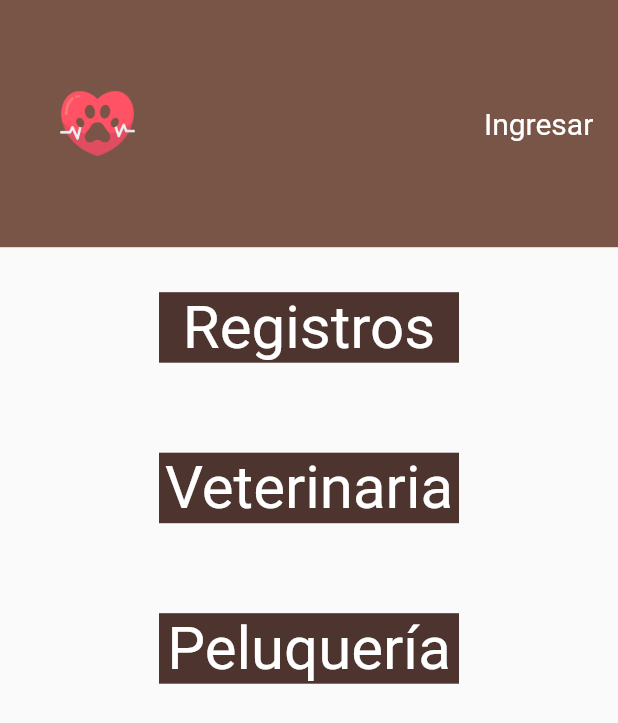
After one commit to valentinaache/Veterinaria, a Flutter app: the MainMenu screen opened by its route, on a phone screen of 412 x 824 dp. The commit adds this screen. Shown: the top 723 px of the screen. Run offline on Flutter 3.47's test engine with Material 2 defaults, Android fonts, the phone set to English and light mode, and no system bars; our stand-ins replace google_fonts; Roboto replaces fonts that are missing (Acme).

Commit message:
main menu

```diff
--- /dev/null
+++ b/lib/MainMenu.dart
@@ -0,0 +1,80 @@
+import 'package:flutter/material.dart';
+import 'package:google_fonts/google_fonts.dart';
+import 'package:veterinaria/common_widgets/custom_appbar.dart';
+
+class MainMenu extends StatelessWidget {
+  TextStyle decor = GoogleFonts.acme(
+    color: Colors.white,
+    fontSize: 40,
+  );
+  @override
+  Widget build(BuildContext context) {
+    return Scaffold(
+      body: Column(
+        children: [
+          CustomAppBar(),
+
+          InkWell(
+            onTap: () {
+              Navigator.pushNamed(context, '/register');
+            },
+            child: Center(
+              child: Padding(
+                padding: EdgeInsets.all(30),
+                  child: Container(
+                  color: Colors.brown[800],
+                  width: 200,
+                  child: Text(
+                    "Registros",
+                    style: decor,
+                    textAlign: TextAlign.center,
+                  ),
+                ),
+              ),
+            ),
+          ),
+
+          InkWell(
+            onTap: () {
+              Navigator.pushNamed(context, '/vet');
+            },
+            child: Center(
+              child: Padding(
+                padding: EdgeInsets.all(30),
+                              child: Container(
+                  color: Colors.brown[800],
+                  width: 200,
+                  child: Text(
+                    "Veterinaria",
+                    style: decor,
+                    textAlign: TextAlign.center,
+                  ),
+                ),
+              ),
+            ),
+          ),
+
+          InkWell(
+            onTap: () {
+              Navigator.pushNamed(context, '/barber');
+            },
+            child: Center(
+              child: Padding(
+                padding: EdgeInsets.all(30),
+                              child: Container(
+                  color: Colors.brown[800],
+                  width: 200,
+                  child: Text(
+                    "Peluquería",
+                    style: decor,
+                    textAlign: TextAlign.center,
+                  ),
+                ),
+              ),
+            ),
+          ),
+        ],
+      ),
+    );
+  }
+}
--- a/lib/main.dart
+++ b/lib/main.dart
@@ -1,4 +1,5 @@
 import 'package:flutter/material.dart';
+import 'package:veterinaria/MainMenu.dart';
 import 'package:veterinaria/home_page.dart';
 import 'package:veterinaria/sign_in.dart';
 
@@ -19,6 +20,7 @@ class MyApp extends StatelessWidget {
       routes: {
         '/': (context) => HomePage(),
         '/sign_in': (context) => SignIn(),
+        '/main_menu': (context) => MainMenu(),
       },
     );
   }
```
